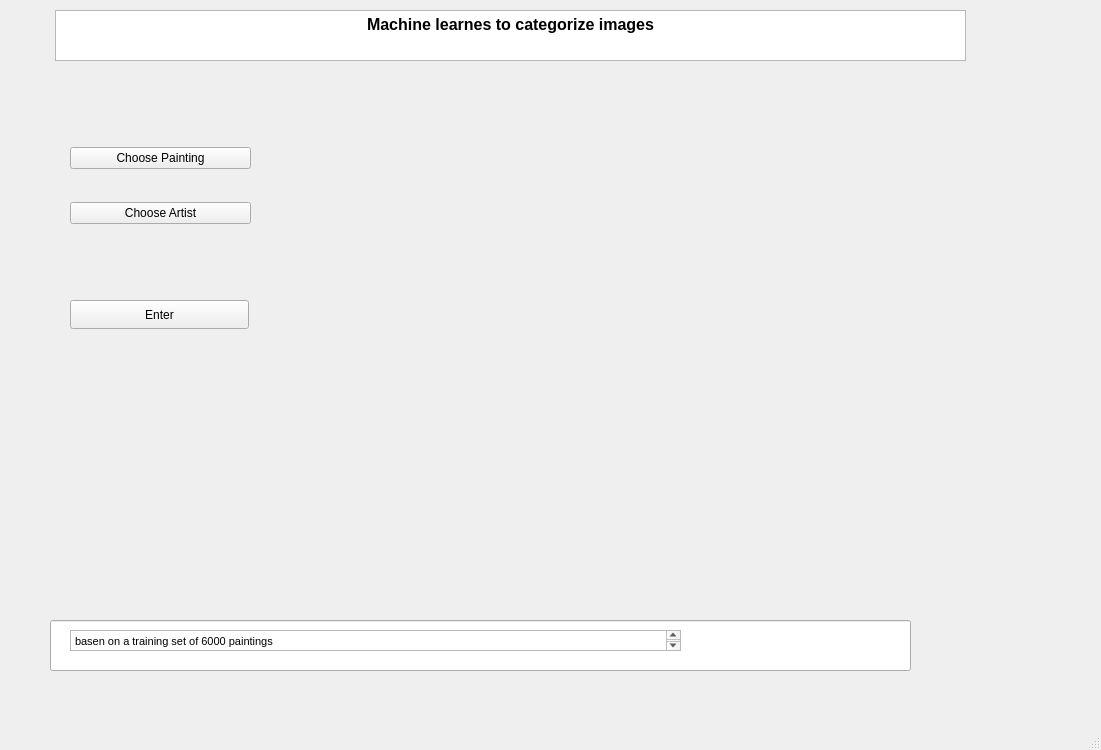
Atomhaster/WBS_GroupProject, file erste_GUI/window11.ui: the form before one commit.
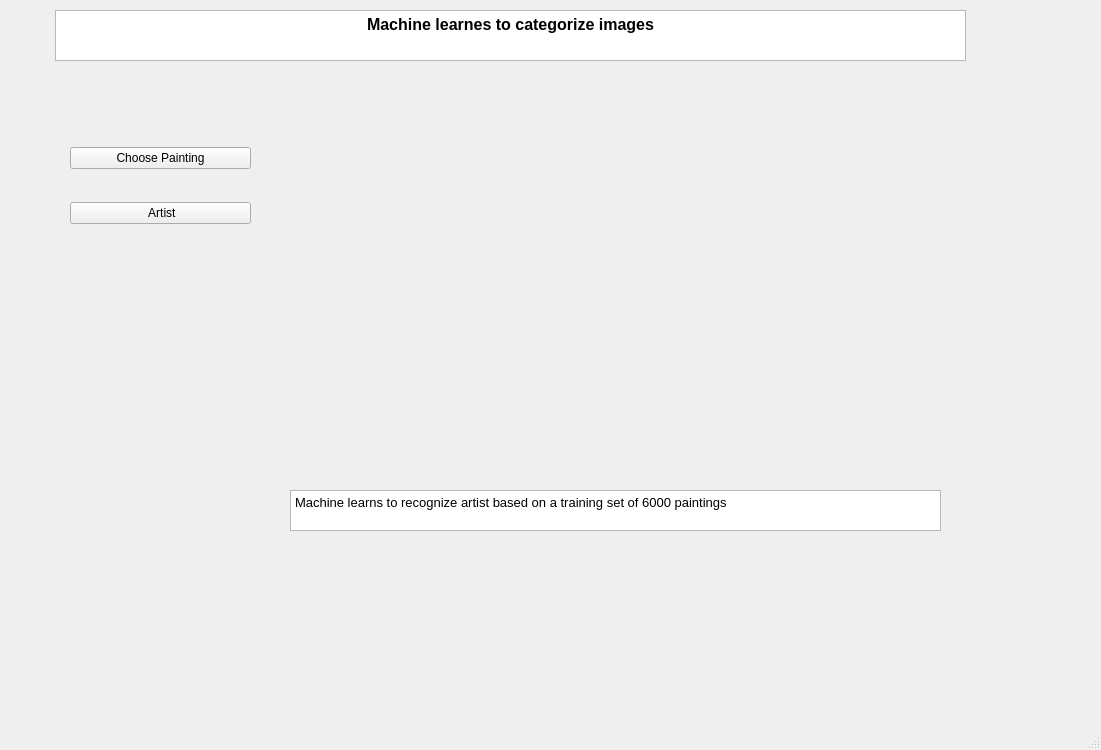
The form after the commit. Icons and pictures are not drawn.

Commit message: design update aw 2305

What changed in the file:
```diff
--- a/erste_GUI/window11.ui
+++ b/erste_GUI/window11.ui
@@ -57,35 +57,12 @@
      <item>
       <widget class="QPushButton" name="artist">
        <property name="text">
-        <string>Choose Artist</string>
+        <string> Artist</string>
        </property>
       </widget>
      </item>
     </layout>
    </widget>
-   <widget class="QPushButton" name="enter">
-    <property name="geometry">
-     <rect>
-      <x>70</x>
-      <y>300</y>
-      <width>179</width>
-      <height>29</height>
-     </rect>
-    </property>
-    <property name="text">
-     <string>Enter</string>
-    </property>
-   </widget>
-   <widget class="QLineEdit" name="lineEdit">
-    <property name="geometry">
-     <rect>
-      <x>50</x>
-      <y>620</y>
-      <width>861</width>
-      <height>51</height>
-     </rect>
-    </property>
-   </widget>
    <widget class="QLabel" name="painting1">
     <property name="geometry">
      <rect>
@@ -127,10 +104,10 @@
    <widget class="QTextBrowser" name="footer">
     <property name="geometry">
      <rect>
-      <x>70</x>
-      <y>630</y>
-      <width>611</width>
-      <height>21</height>
+      <x>290</x>
+      <y>490</y>
+      <width>651</width>
+      <height>41</height>
      </rect>
     </property>
     <property name="html">
@@ -141,7 +118,26 @@
 li.unchecked::marker { content: &quot;\2610&quot;; }
 li.checked::marker { content: &quot;\2612&quot;; }
 &lt;/style&gt;&lt;/head&gt;&lt;body style=&quot; font-family:'Segoe UI'; font-size:9pt; font-weight:400; font-style:normal;&quot;&gt;
-&lt;p style=&quot; margin-top:0px; margin-bottom:0px; margin-left:0px; margin-right:0px; -qt-block-indent:0; text-indent:0px;&quot;&gt;&lt;span style=&quot; font-size:8pt;&quot;&gt;basen on a training set of 6000 paintings&lt;/span&gt;&lt;/p&gt;&lt;/body&gt;&lt;/html&gt;</string>
+&lt;p style=&quot; margin-top:0px; margin-bottom:0px; margin-left:0px; margin-right:0px; -qt-block-indent:0; text-indent:0px;&quot;&gt;&lt;span style=&quot; font-size:10pt;&quot;&gt;Machine learns to recognize artist based on a training set of 6000 paintings&lt;/span&gt;&lt;/p&gt;&lt;/body&gt;&lt;/html&gt;</string>
+    </property>
+   </widget>
+   <widget class="QLabel" name="painting1_2">
+    <property name="geometry">
+     <rect>
+      <x>580</x>
+      <y>120</y>
+      <width>361</width>
+      <height>351</height>
+     </rect>
+    </property>
+    <property name="text">
+     <string/>
+    </property>
+    <property name="pixmap">
+     <pixmap>../../../../../Documents/test4/Frida_Kahlo_19.jpg</pixmap>
+    </property>
+    <property name="scaledContents">
+     <bool>true</bool>
     </property>
    </widget>
   </widget>
```
Left out of the diff: 2 changed lines with no effect on the pictures. The commit also changes 2 other files.
